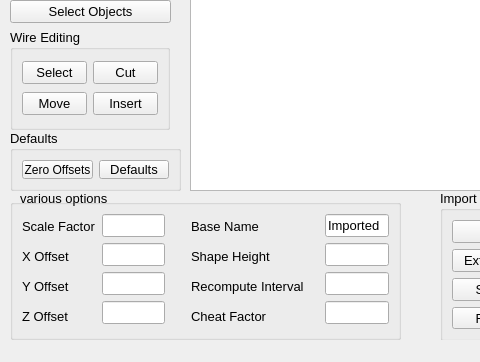
Old version of the form FCBmpImport.ui in the repository mwganson/fcbmpimport; both pictures show x 0 to 480 and y 150 to 512 of the 636 by 512 pixel window.
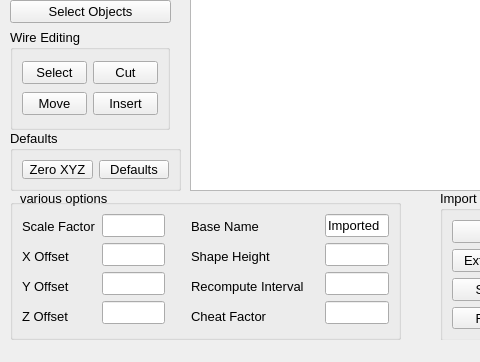
New version of the form.

Patch:
```diff
--- a/FCBmpImport.ui
+++ b/FCBmpImport.ui
@@ -424,6 +424,12 @@
       <height>61</height>
      </rect>
     </property>
+    <property name="font">
+     <font>
+      <family>Arial</family>
+      <pointsize>10</pointsize>
+     </font>
+    </property>
     <property name="title">
      <string>Defaults</string>
     </property>
@@ -432,12 +438,12 @@
       <widget class="QPushButton" name="zeroButton">
        <property name="font">
         <font>
-         <family>Helvetica</family>
-         <pointsize>9</pointsize>
+         <family>Arial</family>
+         <pointsize>10</pointsize>
         </font>
        </property>
        <property name="text">
-        <string>Zero Offsets</string>
+        <string>Zero XYZ</string>
        </property>
       </widget>
      </item>
```
Left out of the diff: 270 changed lines with no effect on the pictures.
